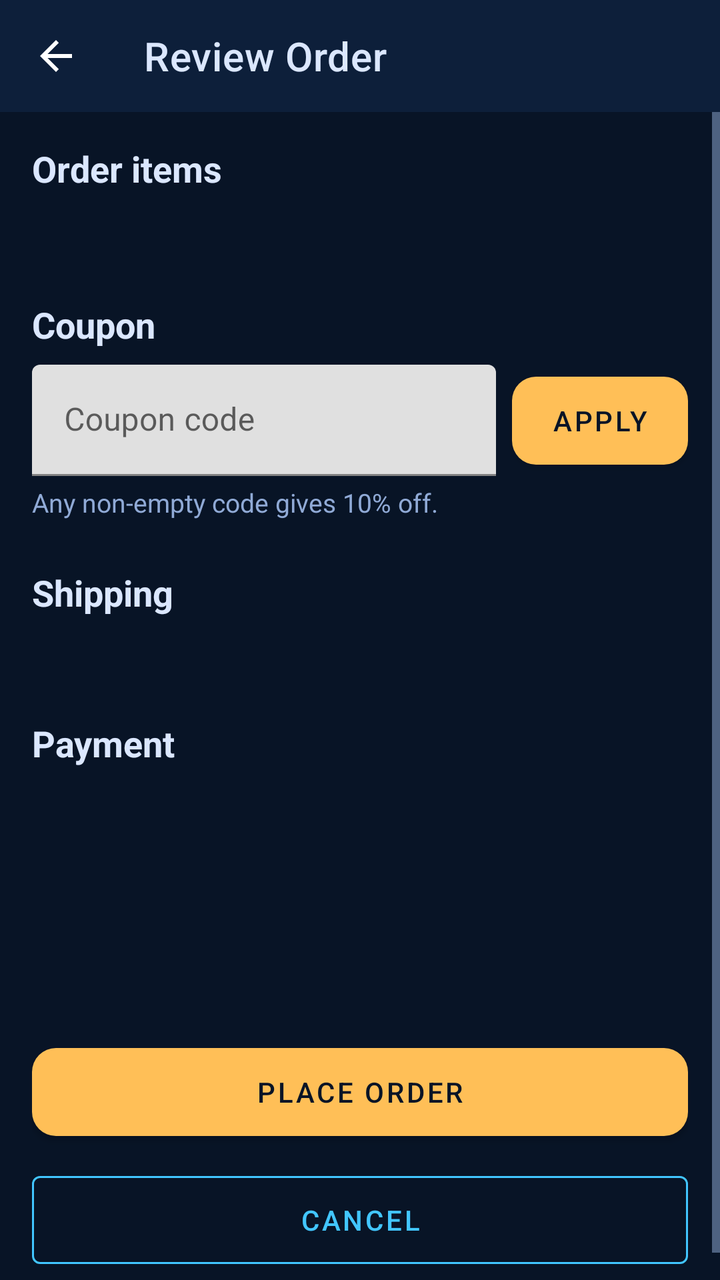
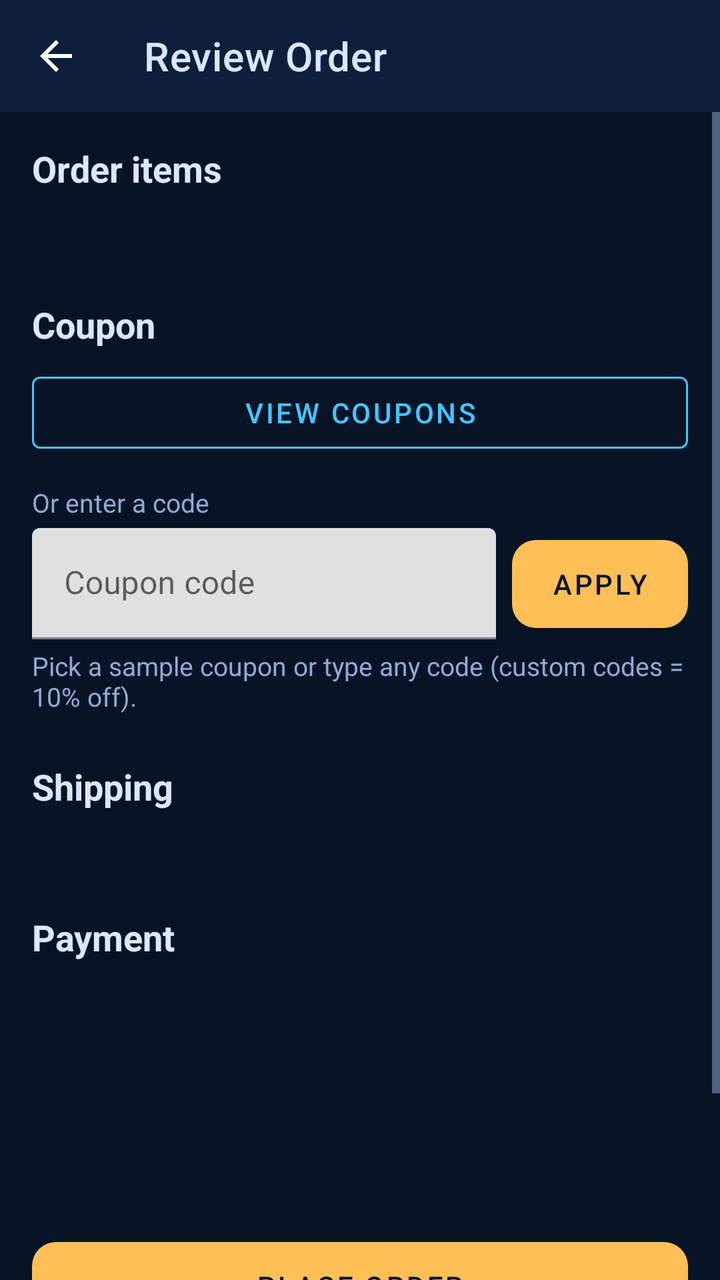

Compare the two renders of this Android layout. The source of the first and the diff that turns it into the second are given below.
<!-- AndroidManifest.xml: application theme Theme.Lebyy -->
<!-- res/layout/activity_checkout_overview.xml -->
<?xml version="1.0" encoding="utf-8"?>
<LinearLayout xmlns:android="http://schemas.android.com/apk/res/android"
    xmlns:app="http://schemas.android.com/apk/res-auto"
    android:layout_width="match_parent"
    android:layout_height="match_parent"
    android:background="@color/lebyy_bg"
    android:orientation="vertical">

    <com.google.android.material.appbar.MaterialToolbar
        android:id="@+id/toolbar"
        android:layout_width="match_parent"
        android:layout_height="?attr/actionBarSize"
        android:background="@color/lebyy_bg_2"
        android:theme="@style/ThemeOverlay.MaterialComponents.Dark.ActionBar"
        app:navigationIcon="?attr/homeAsUpIndicator"
        app:title="@string/review_title"
        app:titleTextColor="@color/lebyy_text" />

    <ScrollView
        android:layout_width="match_parent"
        android:layout_height="0dp"
        android:layout_weight="1">

        <LinearLayout
            android:layout_width="match_parent"
            android:layout_height="wrap_content"
            android:orientation="vertical"
            android:padding="16dp">

            <TextView
                android:layout_width="match_parent"
                android:layout_height="wrap_content"
                android:text="@string/order_items"
                android:textColor="@color/lebyy_text"
                android:textSize="18sp"
                android:textStyle="bold" />

            <TextView
                android:id="@+id/overviewItems"
                android:layout_width="match_parent"
                android:layout_height="wrap_content"
                android:layout_marginTop="8dp"
                android:contentDescription="test-ReviewItem"
                android:textColor="@color/lebyy_text"
                android:textSize="16sp" />

            <TextView
                android:layout_width="match_parent"
                android:layout_height="wrap_content"
                android:layout_marginTop="24dp"
                android:text="@string/coupon"
                android:textColor="@color/lebyy_text"
                android:textSize="18sp"
                android:textStyle="bold" />

            <LinearLayout
                android:layout_width="match_parent"
                android:layout_height="wrap_content"
                android:layout_marginTop="8dp"
                android:gravity="center_vertical"
                android:orientation="horizontal">

                <com.google.android.material.textfield.TextInputLayout
                    android:layout_width="0dp"
                    android:layout_height="wrap_content"
                    android:layout_weight="1">

                    <com.google.android.material.textfield.TextInputEditText
                        android:id="@+id/inputCoupon"
                        android:layout_width="match_parent"
                        android:layout_height="wrap_content"
                        android:contentDescription="test-Coupon"
                        android:hint="@string/coupon_code"
                        android:inputType="textCapCharacters" />
                </com.google.android.material.textfield.TextInputLayout>

                <com.google.android.material.button.MaterialButton
                    android:id="@+id/buttonApplyCoupon"
                    android:layout_width="wrap_content"
                    android:layout_height="56dp"
                    android:layout_marginStart="8dp"
                    android:contentDescription="test-APPLY COUPON"
                    android:text="@string/apply_coupon"
                    android:textAllCaps="true" />
            </LinearLayout>

            <TextView
                android:id="@+id/couponStatus"
                android:layout_width="match_parent"
                android:layout_height="wrap_content"
                android:layout_marginTop="4dp"
                android:contentDescription="test-CouponApplied"
                android:text="@string/coupon_hint"
                android:textColor="@color/lebyy_muted"
                android:textSize="13sp" />

            <TextView
                android:layout_width="match_parent"
                android:layout_height="wrap_content"
                android:layout_marginTop="24dp"
                android:text="@string/shipping_information"
                android:textColor="@color/lebyy_text"
                android:textSize="18sp"
                android:textStyle="bold" />

            <TextView
                android:id="@+id/shippingInfo"
                android:layout_width="match_parent"
                android:layout_height="wrap_content"
                android:layout_marginTop="8dp"
                android:contentDescription="test-ReviewShipping"
                android:textColor="@color/lebyy_muted" />

            <TextView
                android:layout_width="match_parent"
                android:layout_height="wrap_content"
                android:layout_marginTop="24dp"
                android:text="@string/payment_information"
                android:textColor="@color/lebyy_text"
                android:textSize="18sp"
                android:textStyle="bold" />

            <TextView
                android:id="@+id/paymentInfo"
                android:layout_width="match_parent"
                android:layout_height="wrap_content"
                android:layout_marginTop="8dp"
                android:contentDescription="test-ReviewPayment"
                android:textColor="@color/lebyy_muted" />

            <TextView
                android:id="@+id/overviewSubtotal"
                android:layout_width="match_parent"
                android:layout_height="wrap_content"
                android:layout_marginTop="24dp"
                android:contentDescription="test-ReviewSubtotal"
                android:textColor="@color/lebyy_muted"
                android:textSize="15sp" />

            <TextView
                android:id="@+id/overviewDiscount"
                android:layout_width="match_parent"
                android:layout_height="wrap_content"
                android:layout_marginTop="4dp"
                android:contentDescription="test-ReviewDiscount"
                android:textColor="@color/lebyy_success"
                android:textSize="15sp"
                android:visibility="gone" />

            <TextView
                android:id="@+id/overviewTotal"
                android:layout_width="match_parent"
                android:layout_height="wrap_content"
                android:layout_marginTop="8dp"
                android:contentDescription="test-ReviewTotal"
                android:textColor="@color/lebyy_primary"
                android:textSize="20sp"
                android:textStyle="bold" />

            <com.google.android.material.button.MaterialButton
                android:id="@+id/buttonPlaceOrder"
                android:layout_width="match_parent"
                android:layout_height="56dp"
                android:layout_marginTop="28dp"
                android:contentDescription="test-PLACE ORDER"
                android:text="@string/place_order"
                android:textAllCaps="true"
                android:textColor="@color/lebyy_bg"
                app:backgroundTint="@color/lebyy_accent"
                app:cornerRadius="12dp" />

            <com.google.android.material.button.MaterialButton
                android:id="@+id/buttonCancel"
                style="@style/Widget.MaterialComponents.Button.OutlinedButton"
                android:layout_width="match_parent"
                android:layout_height="56dp"
                android:layout_marginTop="8dp"
                android:contentDescription="test-CANCEL"
                android:text="@string/cancel"
                android:textAllCaps="true"
                android:textColor="@color/lebyy_primary"
                app:strokeColor="@color/lebyy_primary" />
        </LinearLayout>
    </ScrollView>
</LinearLayout>
<!-- resources referenced by this layout -->
<resources>
  <color name="lebyy_accent">#FFBF57</color>
  <color name="lebyy_bg">#081426</color>
  <color name="lebyy_bg_2">#0D1F3A</color>
  <color name="lebyy_muted">#90AAD6</color>
  <color name="lebyy_primary">#42C6FF</color>
  <color name="lebyy_success">#2DD4BF</color>
  <color name="lebyy_text">#DBE7FF</color>
  <string name="apply_coupon">APPLY</string>
  <string name="cancel">CANCEL</string>
  <string name="coupon">Coupon</string>
  <string name="coupon_code">Coupon code</string>
  <string name="coupon_hint">Any non-empty code gives 10% off.</string>
  <string name="order_items">Order items</string>
  <string name="payment_information">Payment</string>
  <string name="place_order">PLACE ORDER</string>
  <string name="review_title">Review Order</string>
  <string name="shipping_information">Shipping</string>
  <style name="Theme.Lebyy" parent="Theme.MaterialComponents.DayNight.NoActionBar">
          <item name="colorPrimary">@color/lebyy_primary</item>
          <item name="colorPrimaryVariant">@color/lebyy_bg_2</item>
          <item name="colorSecondary">@color/lebyy_accent</item>
          <item name="colorOnPrimary">@color/lebyy_bg</item>
          <item name="colorOnSecondary">@color/lebyy_bg</item>
          <item name="android:statusBarColor">@color/lebyy_bg</item>
          <item name="android:navigationBarColor">@color/lebyy_bg</item>
          <item name="android:windowBackground">@color/lebyy_bg</item>
          <item name="android:textColorPrimary">@color/lebyy_text</item>
          <item name="android:textColorSecondary">@color/lebyy_muted</item>
          <item name="colorControlNormal">@color/lebyy_muted</item>
          <item name="colorControlActivated">@color/lebyy_primary</item>
          <item name="materialButtonStyle">@style/Widget.Lebyy.Button</item>
          <item name="materialAlertDialogTheme">@style/ThemeOverlay.Lebyy.Dialog</item>
          <item name="alertDialogTheme">@style/ThemeOverlay.Lebyy.Dialog</item>
      </style>
  <style name="Widget.Lebyy.Button" parent="Widget.MaterialComponents.Button">
          <item name="backgroundTint">@color/lebyy_accent</item>
          <item name="android:textColor">@color/lebyy_bg</item>
          <item name="cornerRadius">12dp</item>
      </style>
  <style name="ThemeOverlay.Lebyy.Dialog" parent="ThemeOverlay.MaterialComponents.MaterialAlertDialog">
          <item name="colorPrimary">@color/lebyy_primary</item>
          <item name="colorSurface">@color/white</item>
          <item name="colorOnSurface">#0F2144</item>
          <item name="android:background">@color/white</item>
          <item name="materialAlertDialogTitleTextStyle">@style/Lebyy.Dialog.Title</item>
          <item name="materialAlertDialogBodyTextStyle">@style/Lebyy.Dialog.Body</item>
          <item name="buttonBarPositiveButtonStyle">@style/Lebyy.Dialog.Button</item>
          <item name="buttonBarNegativeButtonStyle">@style/Lebyy.Dialog.Button</item>
      </style>
  <color name="white">#FFFFFF</color>
  <style name="Lebyy.Dialog.Title" parent="MaterialAlertDialog.MaterialComponents.Title.Text">
          <item name="android:textColor">#0F2144</item>
          <item name="android:textSize">18sp</item>
          <item name="android:textStyle">bold</item>
      </style>
  <style name="Lebyy.Dialog.Body" parent="MaterialAlertDialog.MaterialComponents.Body.Text">
          <item name="android:textColor">#1F3A5F</item>
          <item name="android:textSize">15sp</item>
      </style>
  <style name="Lebyy.Dialog.Button" parent="Widget.MaterialComponents.Button.TextButton.Dialog">
          <item name="android:textColor">@color/lebyy_primary_2</item>
          <item name="android:textStyle">bold</item>
      </style>
  <color name="lebyy_primary_2">#6E8BFF</color>
</resources>

<!-- the commit's change to res/layout/activity_checkout_overview.xml (unified diff, before → after) -->
@@ -53,10 +53,39 @@
                 android:textSize="18sp"
                 android:textStyle="bold" />
 
+            <com.google.android.material.button.MaterialButton
+                android:id="@+id/buttonViewCoupons"
+                style="@style/Widget.MaterialComponents.Button.OutlinedButton"
+                android:layout_width="match_parent"
+                android:layout_height="48dp"
+                android:layout_marginTop="8dp"
+                android:contentDescription="test-VIEW COUPONS"
+                android:text="@string/view_coupons"
+                android:textAllCaps="true"
+                android:textColor="@color/lebyy_primary"
+                app:strokeColor="@color/lebyy_primary" />
+
             <LinearLayout
-                android:layout_width="match_parent"
-                android:layout_height="wrap_content"
-                android:layout_marginTop="8dp"
+                android:id="@+id/couponList"
+                android:layout_width="match_parent"
+                android:layout_height="wrap_content"
+                android:layout_marginTop="8dp"
+                android:contentDescription="test-CouponList"
+                android:orientation="vertical"
+                android:visibility="gone" />
+
+            <TextView
+                android:layout_width="match_parent"
+                android:layout_height="wrap_content"
+                android:layout_marginTop="12dp"
+                android:text="@string/or_enter_coupon"
+                android:textColor="@color/lebyy_muted"
+                android:textSize="13sp" />
+
+            <LinearLayout
+                android:layout_width="match_parent"
+                android:layout_height="wrap_content"
+                android:layout_marginTop="4dp"
                 android:gravity="center_vertical"
                 android:orientation="horizontal">
 
<!-- resource entries referenced after the edit -->
@@ -11,12 +11,14 @@
   <string name="cancel">CANCEL</string>
   <string name="coupon">Coupon</string>
   <string name="coupon_code">Coupon code</string>
-  <string name="coupon_hint">Any non-empty code gives 10% off.</string>
+  <string name="coupon_hint">Pick a sample coupon or type any code (custom codes = 10% off).</string>
+  <string name="or_enter_coupon">Or enter a code</string>
   <string name="order_items">Order items</string>
   <string name="payment_information">Payment</string>
   <string name="place_order">PLACE ORDER</string>
   <string name="review_title">Review Order</string>
   <string name="shipping_information">Shipping</string>
+  <string name="view_coupons">VIEW COUPONS</string>
   <style name="Theme.Lebyy" parent="Theme.MaterialComponents.DayNight.NoActionBar">
           <item name="colorPrimary">@color/lebyy_primary</item>
           <item name="colorPrimaryVariant">@color/lebyy_bg_2</item>
